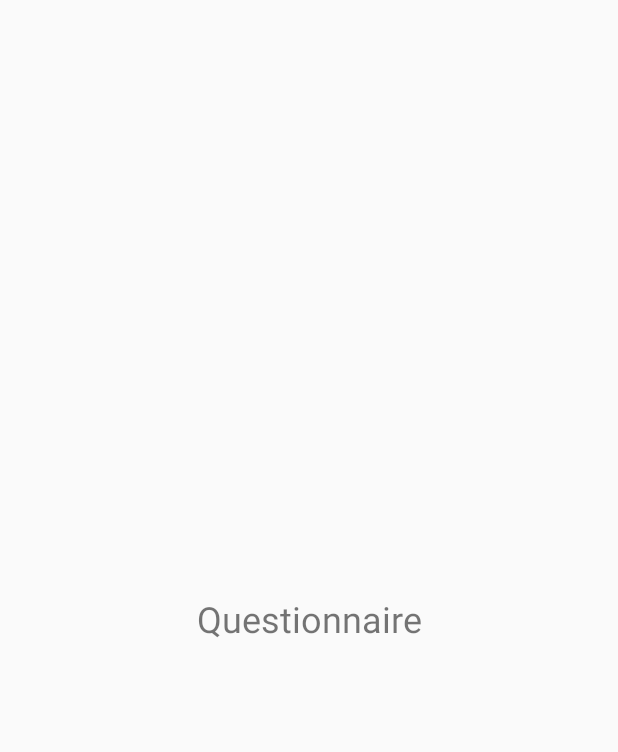
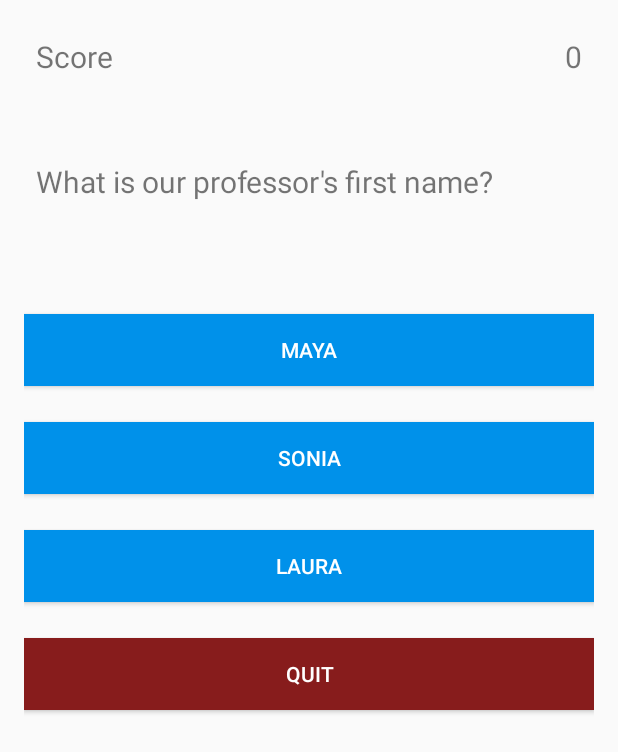
Before and after one commit to Connorshaus/AndroidGridLayout-master, an Android app: the Questionnaire screen opened directly, with no data from a screen before it, on a phone screen of 412 x 824 dp. Shown: the top 752 px of the screen. Run offline under Robolectric (Android 15) with nearby library versions, the phone set to English and light mode, and no system bars.

Commit message:
MoodQuiz Template Created

```diff
--- /dev/null
+++ b/app/src/main/java/edmt/dev/androidgridlayout/QuestionLibrary.java
@@ -0,0 +1,48 @@
+package edmt.dev.androidgridlayout;
+
+public class QuestionLibrary {
+
+    //questions array
+    private String mQuestions [] = {
+            "What is our professor's first name?",
+            "What time is our class at?",
+            "What days do we have class on?",
+            "What day is our next progress report due?"
+    };
+
+    //choices array (2D array)
+    private String mChoices [][] = {
+            {"Maya", "Sonia", "Laura"},
+            {"11:00", "1:25", "3:35"},
+            {"Mon/Wed", "Tues/Thurs", "Mon/Wed/Fri"},
+            {"Sunday", "Monday", "Tuesday"}
+    };
+
+    //correct answers array
+    private String mCorrectAnswers[] = {"Sonia", "3:35", "Mon/Wed", "Sunday"};
+
+    public String getQuestion(int a){
+        String question = mQuestions[a];
+        return question;
+    }
+
+    public String getChoice1(int a){
+        String choice0 = mChoices[a][0];
+        return choice0;
+    }
+
+    public String getChoice2(int a){
+        String choice1 = mChoices[a][1];
+        return choice1;
+    }
+
+    public String getChoice3(int a){
+        String choice2 = mChoices[a][2];
+        return choice2;
+    }
+
+    public String getCorrectAnswer(int a){
+        String answer = mCorrectAnswers[a];
+        return answer;
+    }
+}
--- a/app/src/main/java/edmt/dev/androidgridlayout/Questionnaire.java
+++ b/app/src/main/java/edmt/dev/androidgridlayout/Questionnaire.java
@@ -2,12 +2,99 @@ package edmt.dev.androidgridlayout;
 
 import android.support.v7.app.AppCompatActivity;
 import android.os.Bundle;
+import android.view.View;
+import android.widget.TextView;
+import android.widget.Button;
 
 public class Questionnaire extends AppCompatActivity {
+
+    private QuestionLibrary mQuestionLibrary = new QuestionLibrary();
+
+    private TextView mScoreView;
+    private TextView mQuestionView;
+    private Button mButtonChoice1;
+    private Button mButtonChoice2;
+    private Button mButtonChoice3;
+
+    private String mAnswer;
+    private int mScore = 0;
+    private int mQuestionNumber = 0;
 
     @Override
     protected void onCreate(Bundle savedInstanceState) {
         super.onCreate(savedInstanceState);
         setContentView(R.layout.activity_questionnaire);
+
+        mScoreView = (TextView)findViewById(R.id.score);
+        mQuestionView = (TextView)findViewById(R.id.question);
+        mButtonChoice1 = (Button)findViewById(R.id.choice1);
+        mButtonChoice2 = (Button)findViewById(R.id.choice2);
+        mButtonChoice3 = (Button)findViewById(R.id.choice3);
+
+        updateQuestion();
+
+        //Button1 Listener
+        mButtonChoice1.setOnClickListener(new View.OnClickListener() {
+            @Override
+            public void onClick(View view) {
+                if (mButtonChoice1.getText() == mAnswer){
+                    mScore = mScore + 1;
+                    updateScore(mScore);
+                    updateQuestion();
+                }
+                else
+                {
+                    updateQuestion();
+                }
+            }
+        });
+        //End of Button1
+
+        //Button2 Listener
+        mButtonChoice2.setOnClickListener(new View.OnClickListener() {
+            @Override
+            public void onClick(View view) {
+                if (mButtonChoice2.getText() == mAnswer){
+                    mScore = mScore + 1;
+                    updateScore(mScore);
+                    updateQuestion();
+                }
+                else
+                {
+                    updateQuestion();
+                }
+            }
+        });
+        //End of Button2
+
+        //Button3 Listener
+        mButtonChoice3.setOnClickListener(new View.OnClickListener() {
+            @Override
+            public void onClick(View view) {
+                if (mButtonChoice3.getText() == mAnswer){
+                    mScore = mScore + 1;
+                    updateScore(mScore);
+                    updateQuestion();
+                }
+                else
+                {
+                    updateQuestion();
+                }
+            }
+        });
+        //End of Button3
+    };
+    private void updateQuestion(){
+        mQuestionView.setText(mQuestionLibrary.getQuestion(mQuestionNumber));
+        mButtonChoice1.setText(mQuestionLibrary.getChoice1(mQuestionNumber));
+        mButtonChoice2.setText(mQuestionLibrary.getChoice2(mQuestionNumber));
+        mButtonChoice3.setText(mQuestionLibrary.getChoice3(mQuestionNumber));
+
+        mAnswer = mQuestionLibrary.getCorrectAnswer(mQuestionNumber);
+        mQuestionNumber++;
+    }
+
+    private void updateScore(int point){
+        mScoreView.setText("" + mScore);
     }
 }
--- a/app/src/main/res/layout/activity_questionnaire.xml
+++ b/app/src/main/res/layout/activity_questionnaire.xml
@@ -1,21 +1,86 @@
 <?xml version="1.0" encoding="utf-8"?>
-<android.support.constraint.ConstraintLayout xmlns:android="http://schemas.android.com/apk/res/android"
-    xmlns:app="http://schemas.android.com/apk/res-auto"
+<LinearLayout xmlns:android="http://schemas.android.com/apk/res/android"
     xmlns:tools="http://schemas.android.com/tools"
     android:layout_width="match_parent"
     android:layout_height="match_parent"
+    android:paddingBottom="16dp"
+    android:paddingLeft="16dp"
+    android:paddingRight="16dp"
+    android:paddingTop="16dp"
+    android:orientation="vertical"
     tools:context=".Questionnaire">
 
+    <RelativeLayout
+        android:layout_width="match_parent"
+        android:layout_height="wrap_content"
+        android:padding="8dp"
+        android:layout_marginBottom="40dp">
+
+        <TextView
+            android:layout_width="wrap_content"
+            android:layout_height="wrap_content"
+            android:text="Score"
+            android:textSize="20sp"
+            android:layout_alignParentLeft="true"
+            android:id="@+id/score_text" />
+
+        <TextView
+            android:layout_width="wrap_content"
+            android:layout_height="wrap_content"
+            android:id="@+id/score"
+            android:layout_alignParentRight="true"
+            android:text="0"
+            android:textSize="20sp"/>
+
+    </RelativeLayout>
+
     <TextView
-        android:layout_width="wrap_content"
+        android:layout_width="match_parent"
+        android:layout_height="70dp"
+        android:text="Which thing is alive?"
+        android:textSize="20sp"
+        android:padding="8dp"
+        android:layout_marginBottom="40dp"
+        android:id="@+id/question"/>
+
+    <Button
+        android:layout_width="match_parent"
         android:layout_height="wrap_content"
-        android:layout_centerInParent="true"
-        android:text="Questionnaire"
-        android:textSize="24sp"
-        app:layout_constraintBottom_toBottomOf="parent"
-        app:layout_constraintEnd_toEndOf="parent"
-        app:layout_constraintHorizontal_bias="0.5"
-        app:layout_constraintStart_toStartOf="parent"
-        app:layout_constraintTop_toTopOf="parent" />
+        android:text="bird"
+        android:background="#0091EA"
+        android:textColor="#fff"
+        android:padding="8dp"
+        android:layout_marginBottom="24dp"
+        android:id="@+id/choice1"/>
 
-</android.support.constraint.ConstraintLayout>
+    <Button
+        android:layout_width="match_parent"
+        android:layout_height="wrap_content"
+        android:text="door"
+        android:background="#0091EA"
+        android:textColor="#fff"
+        android:padding="8dp"
+        android:layout_marginBottom="24dp"
+        android:id="@+id/choice2"/>
+
+    <Button
+        android:layout_width="match_parent"
+        android:layout_height="wrap_content"
+        android:text="rock"
+        android:background="#0091EA"
+        android:textColor="#fff"
+        android:padding="8dp"
+        android:layout_marginBottom="24dp"
+        android:id="@+id/choice3"/>
+
+    <Button
+        android:layout_width="match_parent"
+        android:layout_height="wrap_content"
+        android:text="quit"
+        android:background="#871C1C"
+        android:textColor="#fff"
+        android:padding="8dp"
+        android:layout_marginBottom="24dp"
+        android:id="@+id/quit"/>
+
+</LinearLayout>
```
